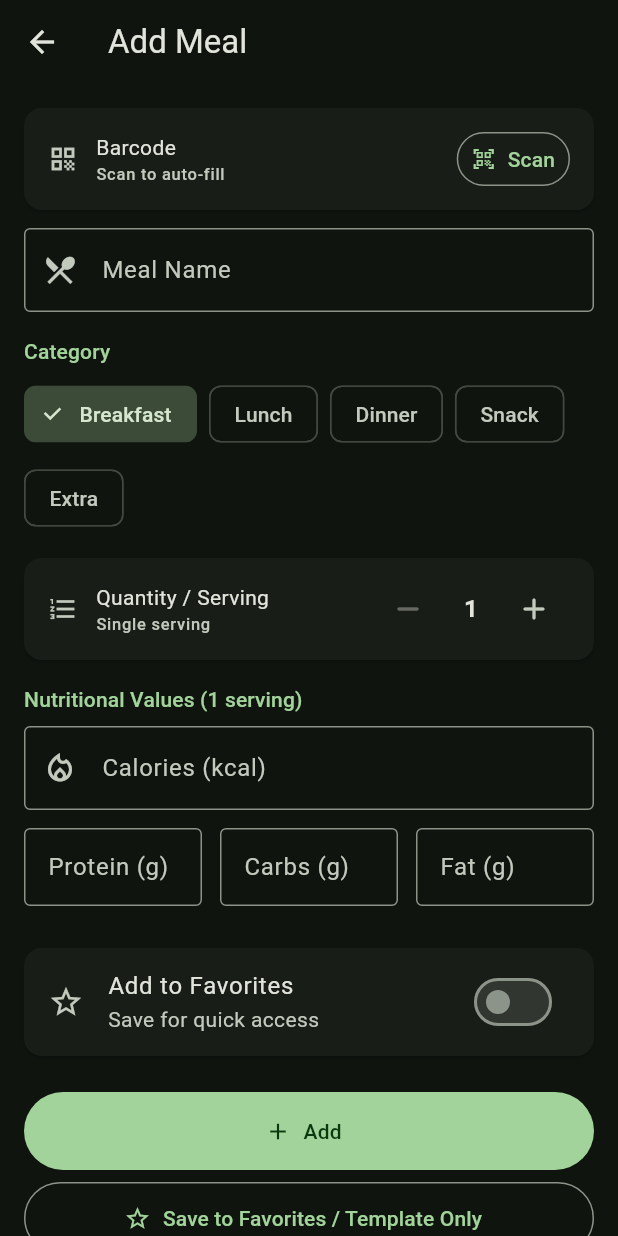
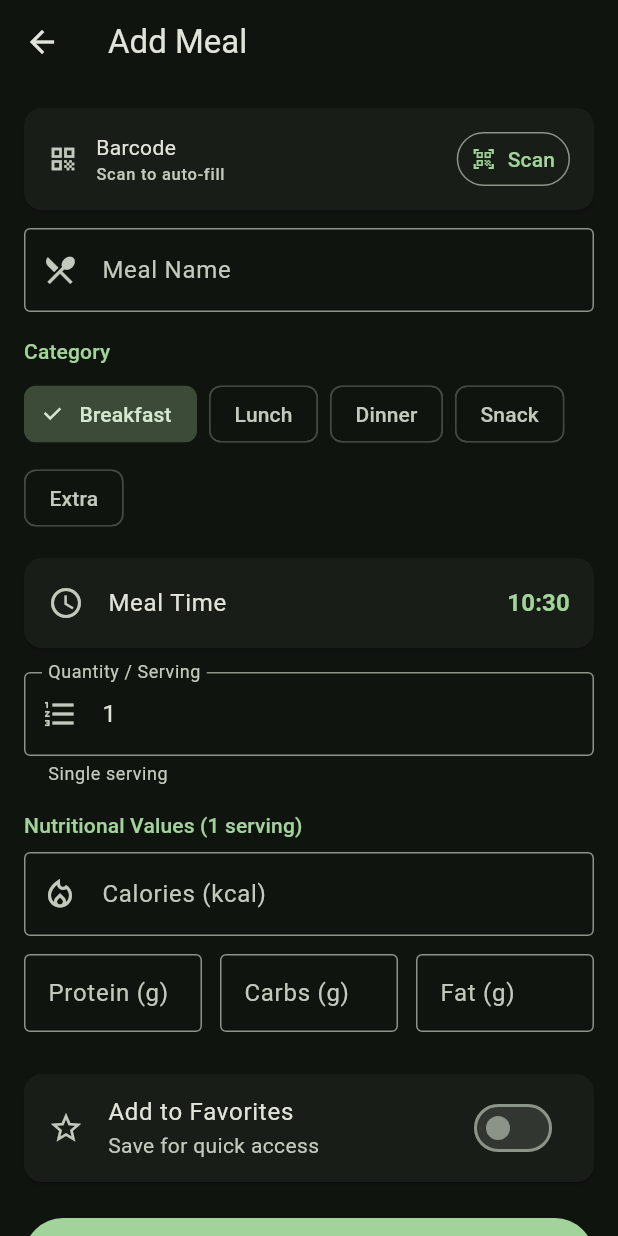
Before and after one commit to KTrordu/besin, a Flutter app: the AddEditMealScreen screen opened directly, on a phone screen of 412 x 824 dp. Run offline on Flutter 3.47's test engine with Material 3 defaults, Android fonts, the phone set to English and light mode, and no system bars; our stand-ins replace fl_chart, share_plus, shared_preferences; missing offline and left inert: mobile_scanner; accounts and stored records are empty.

Commit message:
feat: meal time stamp picker and decimal quantity support
Model (Meal):
- Add TimeOfDay mealTime field (optional, default noon)
- Serialize as mealTimeHour / mealTimeMinute in JSON
- Backward compat in fromJson: derive from existing timestamp when
  mealTimeHour is absent (old records), so no data migration needed

AddEditMealScreen:
- Replace int stepper with decimal TextFormField for quantity
  (TextInputType.numberWithOptions(decimal: true), comma→dot normalize)
- helperText shows live "multiplied by Nx" / "single serving" hint
- New Meal Time picker card (tappable ListTile → showTimePicker)
  defaults to current time for new meals, restores saved time on edit
- quantityMultiplied ARB type changed int→String to support decimals

DashboardScreen — MealTile:
- Show HH:mm time badge in trailing column below the kcal label

Localizations:
- Added mealTime / selectTime keys to all 6 ARB files (en/tr/fr/de/es/pt)
- Updated quantityMultiplied placeholder type int→String in app_en.arb
- Regenerated app_localizations_*.dart

Tests:
- New test: Meal.mealTime derived from timestamp when mealTime absent
- dart analyze lib/ → no issues; flutter test → 40/40 passed

Co-Authored-By: Claude Sonnet 4.6 <noreply@anthropic.com>

```diff
--- a/lib/l10n/app_de.arb
+++ b/lib/l10n/app_de.arb
@@ -78,6 +78,8 @@
   "quantityLabel": "Menge / Portion",
   "quantityMultiplied": "Gesamtwerte mit {n}x multipliziert",
   "singleServing": "Einzelne Portion",
+  "mealTime": "Mahlzeitzeit",
+  "selectTime": "Zeit auswählen",
   "nutritionValues": "Nährwerte (1 Portion)",
   "caloriesKcal": "Kalorien (kcal)",
   "proteinG": "Protein (g)",
--- a/lib/l10n/app_en.arb
+++ b/lib/l10n/app_en.arb
@@ -124,10 +124,12 @@
   "quantityMultiplied": "Total values multiplied by {n}x",
   "@quantityMultiplied": {
     "placeholders": {
-      "n": { "type": "int" }
+      "n": { "type": "String" }
     }
   },
   "singleServing": "Single serving",
+  "mealTime": "Meal Time",
+  "selectTime": "Select Time",
   "nutritionValues": "Nutritional Values (1 serving)",
   "caloriesKcal": "Calories (kcal)",
   "proteinG": "Protein (g)",
--- a/lib/l10n/app_es.arb
+++ b/lib/l10n/app_es.arb
@@ -78,6 +78,8 @@
   "quantityLabel": "Cantidad / Porción",
   "quantityMultiplied": "Valores totales multiplicados por {n}x",
   "singleServing": "Porción única",
+  "mealTime": "Hora de la comida",
+  "selectTime": "Seleccionar hora",
   "nutritionValues": "Valores nutricionales (1 porción)",
   "caloriesKcal": "Calorías (kcal)",
   "proteinG": "Proteínas (g)",
--- a/lib/l10n/app_fr.arb
+++ b/lib/l10n/app_fr.arb
@@ -78,6 +78,8 @@
   "quantityLabel": "Quantité / Portion",
   "quantityMultiplied": "Valeurs totales multipliées par {n}x",
   "singleServing": "Portion unique",
+  "mealTime": "Heure du repas",
+  "selectTime": "Choisir l'heure",
   "nutritionValues": "Valeurs nutritionnelles (1 portion)",
   "caloriesKcal": "Calories (kcal)",
   "proteinG": "Protéines (g)",
--- a/lib/l10n/app_localizations.dart
+++ b/lib/l10n/app_localizations.dart
@@ -518,13 +518,25 @@ abstract class AppLocalizations {
   ///
   /// In en, this message translates to:
   /// **'Total values multiplied by {n}x'**
-  String quantityMultiplied(int n);
+  String quantityMultiplied(String n);
 
   /// No description provided for @singleServing.
   ///
   /// In en, this message translates to:
   /// **'Single serving'**
   String get singleServing;
+
+  /// No description provided for @mealTime.
+  ///
+  /// In en, this message translates to:
+  /// **'Meal Time'**
+  String get mealTime;
+
+  /// No description provided for @selectTime.
+  ///
+  /// In en, this message translates to:
+  /// **'Select Time'**
+  String get selectTime;
 
   /// No description provided for @nutritionValues.
   ///
--- a/lib/l10n/app_localizations_en.dart
+++ b/lib/l10n/app_localizations_en.dart
@@ -236,12 +236,18 @@ class AppLocalizationsEn extends AppLocalizations {
   String get quantityLabel => 'Quantity / Serving';
 
   @override
-  String quantityMultiplied(int n) {
+  String quantityMultiplied(String n) {
     return 'Total values multiplied by ${n}x';
   }
 
   @override
   String get singleServing => 'Single serving';
+
+  @override
+  String get mealTime => 'Meal Time';
+
+  @override
+  String get selectTime => 'Select Time';
 
   @override
   String get nutritionValues => 'Nutritional Values (1 serving)';
--- a/lib/l10n/app_pt.arb
+++ b/lib/l10n/app_pt.arb
@@ -78,6 +78,8 @@
   "quantityLabel": "Quantidade / Porção",
   "quantityMultiplied": "Valores totais multiplicados por {n}x",
   "singleServing": "Porção única",
+  "mealTime": "Horário da refeição",
+  "selectTime": "Selecionar hora",
   "nutritionValues": "Valores nutricionais (1 porção)",
   "caloriesKcal": "Calorias (kcal)",
   "proteinG": "Proteínas (g)",
--- a/lib/l10n/app_tr.arb
+++ b/lib/l10n/app_tr.arb
@@ -78,6 +78,8 @@
   "quantityLabel": "Adet / Porsiyon",
   "quantityMultiplied": "Toplam değerler {n}x çarpılır",
   "singleServing": "Tek porsiyon",
+  "mealTime": "Öğün Saati",
+  "selectTime": "Saat Seç",
   "nutritionValues": "Besin Değerleri (1 porsiyon)",
   "caloriesKcal": "Kalori (kcal)",
   "proteinG": "Protein (g)",
--- a/lib/models/meal.dart
+++ b/lib/models/meal.dart
@@ -1,3 +1,5 @@
+import 'package:flutter/material.dart';
+
 enum MealType { breakfast, lunch, dinner, snack, extra }
 
 extension MealTypeExtension on MealType {
@@ -25,6 +27,7 @@ class Meal {
   final double carbs;
   final double fat;
   final DateTime timestamp;
+  final TimeOfDay mealTime;
   final MealType mealType;
   final bool isFavorite;
   final double quantity;
@@ -39,6 +42,7 @@ class Meal {
     required this.carbs,
     required this.fat,
     required this.timestamp,
+    this.mealTime = const TimeOfDay(hour: 12, minute: 0),
     required this.mealType,
     this.isFavorite = false,
     this.quantity = 1.0,
@@ -54,6 +58,8 @@ class Meal {
         'carbs': carbs,
         'fat': fat,
         'timestamp': timestamp.toIso8601String(),
+        'mealTimeHour': mealTime.hour,
+        'mealTimeMinute': mealTime.minute,
         'mealType': mealType.index,
         'isFavorite': isFavorite,
         'quantity': quantity,
@@ -61,14 +67,27 @@ class Meal {
         'extraNutrients': extraNutrients,
       };
 
-  factory Meal.fromJson(Map<String, dynamic> json) => Meal(
+  factory Meal.fromJson(Map<String, dynamic> json) {
+    final ts = DateTime.parse(json['timestamp'] as String);
+    final TimeOfDay mt;
+    if (json['mealTimeHour'] != null) {
+      mt = TimeOfDay(
+        hour: json['mealTimeHour'] as int,
+        minute: (json['mealTimeMinute'] as int?) ?? 0,
+      );
+    } else {
+      // Backward compat: derive from the stored timestamp
+      mt = TimeOfDay(hour: ts.hour, minute: ts.minute);
+    }
+    return Meal(
       id: json['id'] as String,
       name: json['name'] as String,
       calories: (json['calories'] as num).toDouble(),
       protein: (json['protein'] as num).toDouble(),
       carbs: (json['carbs'] as num).toDouble(),
       fat: (json['fat'] as num).toDouble(),
-        timestamp: DateTime.parse(json['timestamp'] as String),
+      timestamp: ts,
+      mealTime: mt,
       mealType: MealType.values[json['mealType'] as int],
       isFavorite: json['isFavorite'] as bool? ?? false,
       quantity: (json['quantity'] as num?)?.toDouble() ?? 1.0,
@@ -79,6 +98,7 @@ class Meal {
               ) ??
               const {},
     );
+  }
 
   Meal copyWith({
     String? name,
@@ -87,6 +107,7 @@ class Meal {
     double? carbs,
     double? fat,
     DateTime? timestamp,
+    TimeOfDay? mealTime,
     MealType? mealType,
     bool? isFavorite,
     double? quantity,
@@ -101,6 +122,7 @@ class Meal {
         carbs: carbs ?? this.carbs,
         fat: fat ?? this.fat,
         timestamp: timestamp ?? this.timestamp,
+        mealTime: mealTime ?? this.mealTime,
         mealType: mealType ?? this.mealType,
         isFavorite: isFavorite ?? this.isFavorite,
         quantity: quantity ?? this.quantity,
--- a/lib/screens/add_edit_meal_screen.dart
+++ b/lib/screens/add_edit_meal_screen.dart
@@ -26,7 +26,8 @@ class _AddEditMealScreenState extends State<AddEditMealScreen> {
   late final TextEditingController _fatCtrl;
   late MealType _selectedType;
   late bool _addToFavorites;
-  int _quantity = 1;
+  late TextEditingController _quantityCtrl;
+  late TimeOfDay _mealTime;
   String? _barcode;
   bool _isSearchingBarcode = false;
   String? _scanReferenceInfo;
@@ -55,6 +56,8 @@ class _AddEditMealScreenState extends State<AddEditMealScreen> {
     _addToFavorites = m?.isFavorite ?? false;
     _barcode = m?.barcode;
     _extraNutrients = Map<String, double>.from(m?.extraNutrients ?? {});
+    _mealTime = m?.mealTime ?? TimeOfDay.now();
+    _quantityCtrl = TextEditingController(text: '1');
   }
 
   TextEditingController _getExtraCtrl(String key) {
@@ -73,6 +76,7 @@ class _AddEditMealScreenState extends State<AddEditMealScreen> {
     _proteinCtrl.dispose();
     _carbsCtrl.dispose();
     _fatCtrl.dispose();
+    _quantityCtrl.dispose();
     for (final c in _extraCtrl.values) {
       c.dispose();
     }
@@ -87,7 +91,7 @@ class _AddEditMealScreenState extends State<AddEditMealScreen> {
       _carbsCtrl.text = fav.carbs.toStringAsFixed(1);
       _fatCtrl.text = fav.fat.toStringAsFixed(1);
       _selectedType = fav.mealType;
-      _quantity = 1;
+      _quantityCtrl.text = '1';
       _barcode = fav.barcode;
       _scanReferenceInfo = referenceInfo;
       _extraNutrients = Map<String, double>.from(fav.extraNutrients);
@@ -187,18 +191,24 @@ class _AddEditMealScreenState extends State<AddEditMealScreen> {
         provider.trackFat ? (double.tryParse(_fatCtrl.text) ?? 0.0) : 0.0;
     final extraNutrients = _collectExtraNutrients(provider.customNutrients);
 
+    final qty = _isEditing
+        ? (widget.meal?.quantity ?? 1.0)
+        : (double.tryParse(
+                _quantityCtrl.text.trim().replaceAll(',', '.')) ??
+            1.0);
+
     final meal = Meal(
       id: widget.meal?.id ?? DateTime.now().millisecondsSinceEpoch.toString(),
       name: _nameCtrl.text.trim(),
-      calories: _isEditing ? baseCalories : baseCalories * _quantity,
-      protein: _isEditing ? baseProtein : baseProtein * _quantity,
-      carbs: _isEditing ? baseCarbs : baseCarbs * _quantity,
-      fat: _isEditing ? baseFat : baseFat * _quantity,
+      calories: _isEditing ? baseCalories : baseCalories * qty,
+      protein: _isEditing ? baseProtein : baseProtein * qty,
+      carbs: _isEditing ? baseCarbs : baseCarbs * qty,
+      fat: _isEditing ? baseFat : baseFat * qty,
       timestamp: widget.meal?.timestamp ?? DateTime.now(),
+      mealTime: _mealTime,
       mealType: _selectedType,
       isFavorite: _addToFavorites,
-      quantity:
-          _isEditing ? (widget.meal?.quantity ?? 1.0) : _quantity.toDouble(),
+      quantity: qty,
       barcode: _barcode,
       extraNutrients: extraNutrients,
     );
@@ -218,6 +228,7 @@ class _AddEditMealScreenState extends State<AddEditMealScreen> {
         carbs: baseCarbs,
         fat: baseFat,
         timestamp: DateTime.now(),
+        mealTime: _mealTime,
         mealType: _selectedType,
         isFavorite: true,
         barcode: _barcode,
@@ -243,6 +254,7 @@ class _AddEditMealScreenState extends State<AddEditMealScreen> {
           provider.trackCarbs ? (double.tryParse(_carbsCtrl.text) ?? 0.0) : 0.0,
       fat: provider.trackFat ? (double.tryParse(_fatCtrl.text) ?? 0.0) : 0.0,
       timestamp: DateTime.now(),
+      mealTime: _mealTime,
       mealType: _selectedType,
       isFavorite: true,
       barcode: _barcode,
@@ -333,9 +345,11 @@ class _AddEditMealScreenState extends State<AddEditMealScreen> {
             const SizedBox(height: 16),
             _buildMealTypeSelector(),
             const SizedBox(height: 16),
+            _buildMealTimePicker(),
+            const SizedBox(height: 16),
 
             if (!_isEditing) ...[
-              _buildQuantityStepper(),
+              _buildQuantityField(),
               const SizedBox(height: 16),
             ],
 
@@ -449,58 +463,64 @@ class _AddEditMealScreenState extends State<AddEditMealScreen> {
     );
   }
 
-  Widget _buildQuantityStepper() {
+  Widget _buildMealTimePicker() {
     final l10n = _l10n;
     final cs = Theme.of(context).colorScheme;
+    final h = _mealTime.hour.toString().padLeft(2, '0');
+    final m = _mealTime.minute.toString().padLeft(2, '0');
     return Card(
       margin: EdgeInsets.zero,
-      child: Padding(
-        padding: const EdgeInsets.symmetric(horizontal: 16, vertical: 10),
-        child: Row(
-          children: [
-            Icon(Icons.format_list_numbered_outlined,
-                size: 20, color: cs.onSurfaceVariant),
-            const SizedBox(width: 12),
-            Expanded(
-              child: Column(
-                crossAxisAlignment: CrossAxisAlignment.start,
-                children: [
-                  Text(l10n.quantityLabel),
-                  Text(
-                    _quantity > 1
-                        ? l10n.quantityMultiplied(_quantity)
-                        : l10n.singleServing,
-                    style: Theme.of(context).textTheme.labelSmall?.copyWith(
-                          color: cs.onSurfaceVariant,
-                        ),
-                  ),
-                ],
+      child: ListTile(
+        contentPadding: const EdgeInsets.fromLTRB(16, 2, 16, 2),
+        leading: Icon(Icons.access_time_outlined, color: cs.onSurfaceVariant),
+        title: Text(l10n.mealTime),
+        trailing: Text(
+          '$h:$m',
+          style: Theme.of(context).textTheme.titleMedium?.copyWith(
+                color: cs.primary,
+                fontWeight: FontWeight.w600,
+                fontFeatures: const [FontFeature.tabularFigures()],
               ),
-            ),
-            IconButton(
-              icon: const Icon(Icons.remove_rounded),
-              onPressed:
-                  _quantity > 1 ? () => setState(() => _quantity--) : null,
-            ),
-            SizedBox(
-              width: 36,
-              child: Text(
-                '$_quantity',
-                textAlign: TextAlign.center,
-                style: Theme.of(context)
-                    .textTheme
-                    .titleMedium
-                    ?.copyWith(fontWeight: FontWeight.bold),
-              ),
-            ),
-            IconButton(
-              icon: const Icon(Icons.add_rounded),
-              onPressed:
-                  _quantity < 99 ? () => setState(() => _quantity++) : null,
-            ),
-          ],
         ),
+        onTap: () async {
+          final picked = await showTimePicker(
+            context: context,
+            initialTime: _mealTime,
+            helpText: l10n.selectTime,
+          );
+          if (picked != null && mounted) setState(() => _mealTime = picked);
+        },
       ),
+    );
+  }
+
+  Widget _buildQuantityField() {
+    final l10n = _l10n;
+    final raw = _quantityCtrl.text.replaceAll(',', '.');
+    final qty = double.tryParse(raw) ?? 1.0;
+    final hint = qty != 1.0
+        ? l10n.quantityMultiplied(
+            qty % 1 == 0 ? qty.toStringAsFixed(0) : qty.toStringAsFixed(1))
+        : l10n.singleServing;
+    return TextFormField(
+      controller: _quantityCtrl,
+      keyboardType: const TextInputType.numberWithOptions(decimal: true),
+      decoration: InputDecoration(
+        labelText: l10n.quantityLabel,
+        prefixIcon: const Icon(Icons.format_list_numbered_outlined),
+        border: const OutlineInputBorder(),
+        helperText: hint,
+      ),
+      onChanged: (_) => setState(() {}),
+      validator: (v) {
+        if (v == null || v.trim().isEmpty) {
+          return l10n.fieldRequired(l10n.quantityLabel);
+        }
+        final n = double.tryParse(v.trim().replaceAll(',', '.'));
+        if (n == null) return l10n.invalidNumber;
+        if (n <= 0) return l10n.negativeNotAllowed;
+        return null;
+      },
     );
   }
 
--- a/lib/screens/dashboard_screen.dart
+++ b/lib/screens/dashboard_screen.dart
@@ -535,6 +535,14 @@ class _MealTile extends StatelessWidget {
                       .labelSmall
                       ?.copyWith(color: cs.onSurfaceVariant),
                 ),
+                Text(
+                  '${meal.mealTime.hour.toString().padLeft(2, '0')}:'
+                  '${meal.mealTime.minute.toString().padLeft(2, '0')}',
+                  style: Theme.of(context).textTheme.labelSmall?.copyWith(
+                        color: cs.primary.withAlpha(180),
+                        fontWeight: FontWeight.w600,
+                      ),
+                ),
               ],
             ),
             PopupMenuButton<String>(
```
Also changed, not shown: lib/l10n/app_localizations_de.dart (+7 -1 lines), lib/l10n/app_localizations_es.dart (+7 -1 lines), lib/l10n/app_localizations_fr.dart (+7 -1 lines), lib/l10n/app_localizations_pt.dart (+7 -1 lines), lib/l10n/app_localizations_tr.dart (+7 -1 lines), 1 other file. Lines whose indentation alone changed are shown as unchanged.
